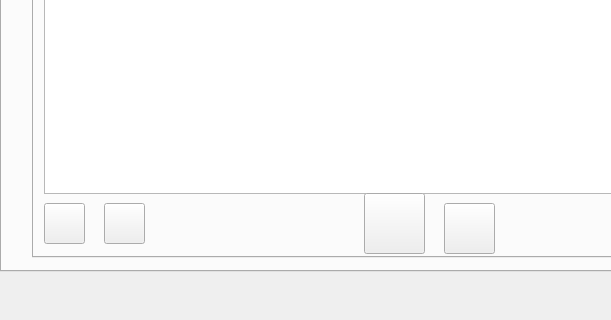
This is gestion_coli_courrier.ui in med-aziz-ben-haha/QT-Cpp as Qt 5 draws it before an edit; both pictures show x 0 to 611 and y 219 to 539 of the 862 by 539 pixel window. The edited form follows.
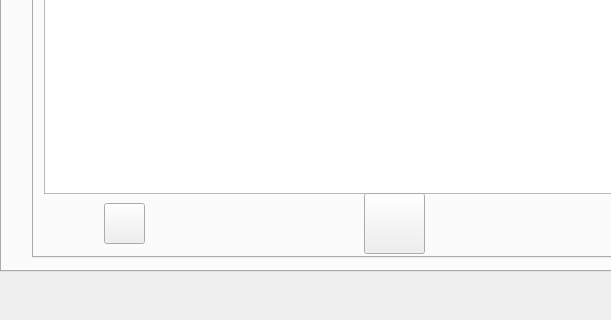
This is the edited form. The open tabs and pages were chosen to show the change. Icons and pictures are not drawn.

What changed in the file:
```diff
--- a/gestion_coli_courrier.ui
+++ b/gestion_coli_courrier.ui
@@ -97,22 +97,6 @@
          <string/>
         </property>
        </widget>
-       <widget class="QPushButton" name="Load_1">
-        <property name="geometry">
-         <rect>
-          <x>10</x>
-          <y>360</y>
-          <width>41</width>
-          <height>41</height>
-         </rect>
-        </property>
-        <property name="styleSheet">
-         <string notr="true">border-image: url(:/Images/load2.png);</string>
-        </property>
-        <property name="text">
-         <string/>
-        </property>
-       </widget>
        <widget class="QLineEdit" name="recherche">
         <property name="geometry">
          <rect>
@@ -243,22 +227,6 @@
          </property>
         </item>
        </widget>
-       <widget class="QPushButton" name="PDF">
-        <property name="geometry">
-         <rect>
-          <x>410</x>
-          <y>360</y>
-          <width>51</width>
-          <height>51</height>
-         </rect>
-        </property>
-        <property name="styleSheet">
-         <string notr="true">border-image: url(:/Images/PDF2.png);</string>
-        </property>
-        <property name="text">
-         <string/>
-        </property>
-       </widget>
        <widget class="QPushButton" name="EXCEL1">
         <property name="geometry">
          <rect>
```
Left out of the diff: 88 changed lines with no effect on the pictures.
